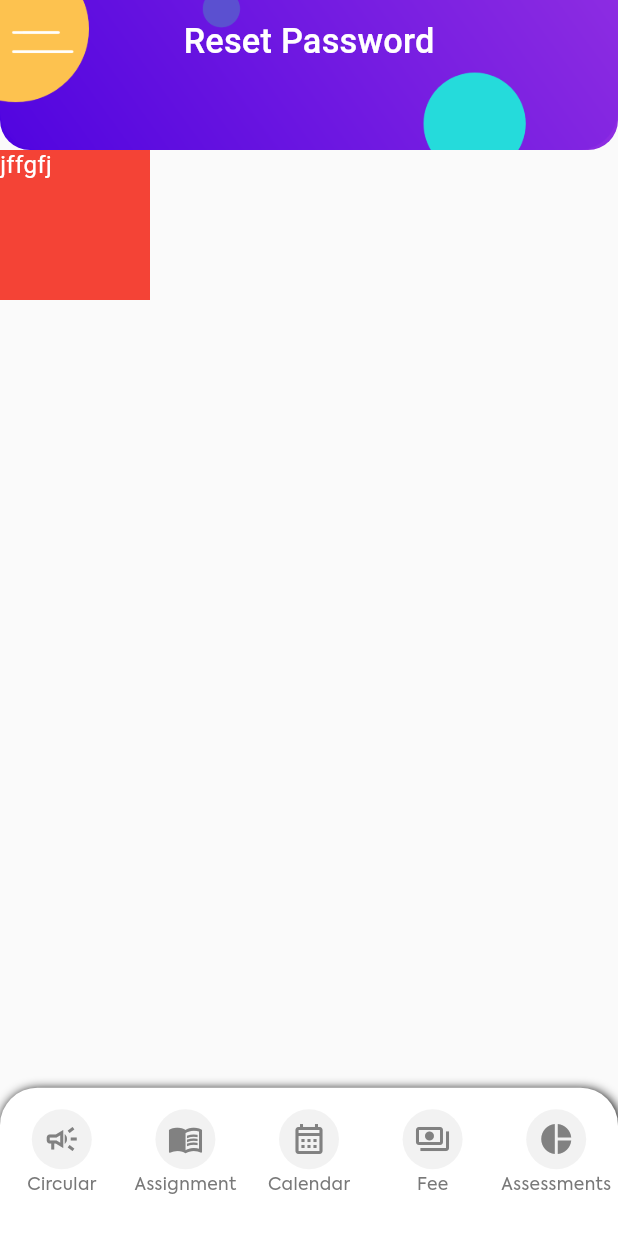
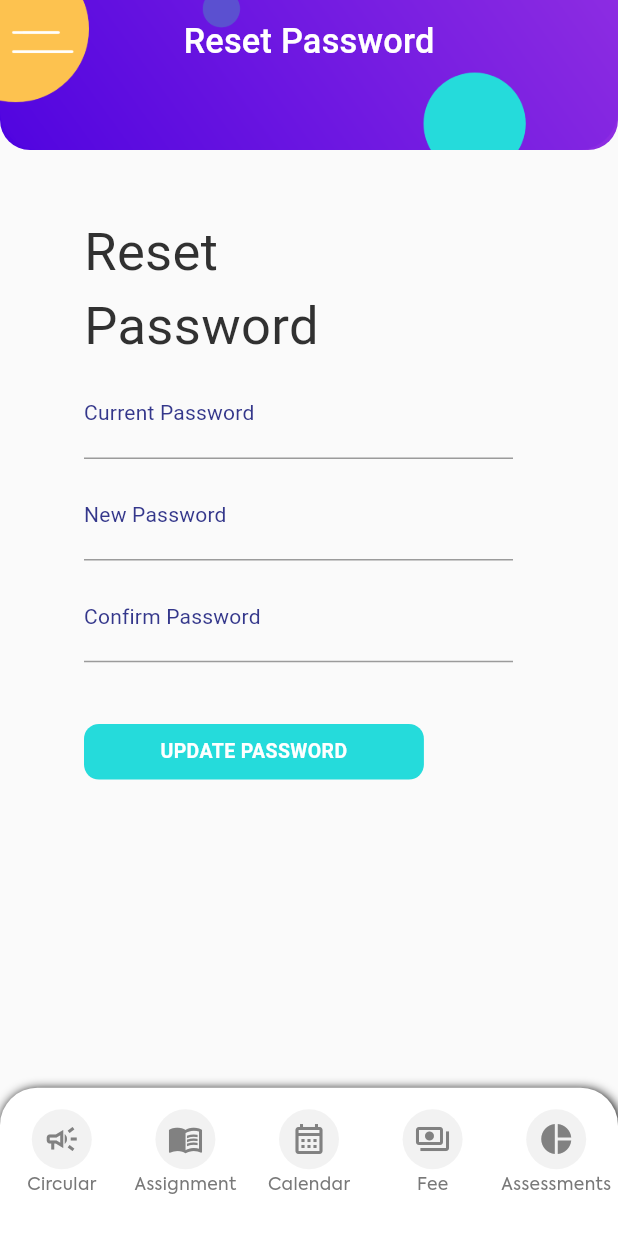
Before and after one commit to faizal6916/schooldiarjuly12, a Flutter app: the ResetPassword screen opened by its route, on a phone screen of 412 x 824 dp. Shown: the top 1233 px of the screen. Run offline on Flutter 3.47's test engine with Material 2 defaults, Android fonts, the light colour scheme and no system bars; our stand-ins replace flutter_screenutil, lottie; Roboto replaces fonts that are missing (Montserrat).

Commit message:
reset page

```diff
--- a/lib/Screens/resetPassword.dart
+++ b/lib/Screens/resetPassword.dart
@@ -1,4 +1,5 @@
 import 'package:flutter/material.dart';
+import 'package:flutter_screenutil/flutter_screenutil.dart';
 import '../Widgets/customAppbar.dart';
 import '../Widgets/sideBar.dart';
 import '../Widgets/bottomNavBar.dart';
@@ -24,11 +25,108 @@ class _ResetPasswordState extends State<ResetPassword> {
         name: false,
         appHeight: 100,
       ),
-      body: Container(
-        width: 100,
-        height: 100,
-        color: Colors.red,
-        child: Text('jffgfj'),
+      body: Column(
+        children: [
+          Container(
+            margin: EdgeInsets.symmetric(horizontal: 20),
+            padding: EdgeInsets.only(left: 36, top: 15,right: 50),
+            child: Column(
+              crossAxisAlignment: CrossAxisAlignment.start,
+              children: [
+                SizedBox(
+                  height: 0.04.sh,
+                ),
+                Text('Reset',style:  TextStyle(
+                    color:   Color(0xff313131),
+                    fontWeight: FontWeight.w400,
+                    fontFamily: "Montserrat",
+                    fontStyle:  FontStyle.normal,
+                    fontSize: 35
+                ),),
+                SizedBox(
+                  height: 0.01.sh,
+                ),
+                Text('Password',style:  TextStyle(
+                    color:   Color(0xff313131),
+                    fontWeight: FontWeight.w400,
+                    fontFamily: "Montserrat",
+                    fontStyle:  FontStyle.normal,
+                    fontSize: 35
+                ),),
+                SizedBox(
+                  height: 0.01.sh,
+                ),
+                TextFormField(
+
+                  decoration: InputDecoration(
+                      border: UnderlineInputBorder(),
+                      labelText: 'Current Password',labelStyle: TextStyle(
+                      color:   Color(0xff34378b),
+                      fontWeight: FontWeight.w400,
+                      fontFamily: "Montserrat",
+                      fontStyle:  FontStyle.normal,
+                      fontSize: 14.0
+                  )),
+                ),
+                SizedBox(
+                  height: 0.01.sh,
+                ),
+                TextFormField(
+
+                  decoration: InputDecoration(
+                      border: UnderlineInputBorder(),
+                      labelText: 'New Password',labelStyle: TextStyle(
+                      color:   Color(0xff34378b),
+                      fontWeight: FontWeight.w400,
+                      fontFamily: "Montserrat",
+                      fontStyle:  FontStyle.normal,
+                      fontSize: 14.0
+                  )
+                  ),
+
+                ),
+                SizedBox(
+                  height: 0.01.sh,
+                ),
+                TextFormField(
+                  decoration: InputDecoration(
+                      border: UnderlineInputBorder(borderSide: BorderSide(color: Color(0xff34378b))),
+                      labelText: 'Confirm Password',labelStyle: TextStyle(
+                      color:   Color(0xff34378b),
+                      fontWeight: FontWeight.w400,
+                      fontFamily: "Montserrat",
+                      fontStyle:  FontStyle.normal,
+                      fontSize: 14.0
+                  )),
+                ),
+                SizedBox(
+                  height: 0.05.sh,
+                ),
+                Container(
+                  height: 0.045.sh,
+                  width: 0.55.sw,
+                  decoration: BoxDecoration(
+                      color: Color(0xff25dbdb),
+                      borderRadius: BorderRadius.all(Radius.circular(10))),
+                  child: Padding(
+                    padding: EdgeInsets.only(top: 11),
+                    child: Text(
+                      'UPDATE PASSWORD',
+                      textAlign: TextAlign.center,
+                        style:  TextStyle(
+                            color:  Colors.white,
+                            fontWeight: FontWeight.w600,
+                            fontFamily: "Montserrat",
+                            fontStyle:  FontStyle.normal,
+                            fontSize: 13.0
+                        ),
+                    ),
+                  ),
+                ),
+              ],
+            ),
+          ),
+        ],
       ),
     );
   }
```
